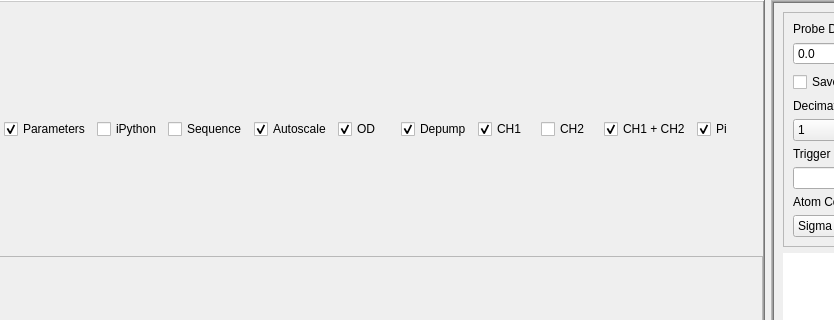
JeremyQO/GUI-Experiment, file widgets/STIRAP/gui.ui: the form before one commit; both pictures show x 247 to 1081 and y 0 to 320 of the 1308 by 753 pixel window.
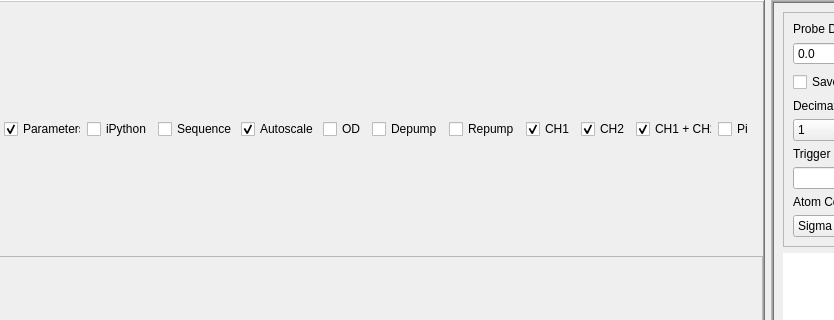
The form after the commit.

```diff
--- a/widgets/STIRAP/gui.ui
+++ b/widgets/STIRAP/gui.ui
@@ -142,12 +142,12 @@
             <string>OD</string>
            </property>
            <property name="checked">
-            <bool>true</bool>
+            <bool>false</bool>
            </property>
           </widget>
          </item>
          <item>
-          <widget class="QCheckBox" name="checkBox_Repump">
+          <widget class="QCheckBox" name="checkBox_Depump">
            <property name="maximumSize">
             <size>
              <width>16777215</width>
@@ -158,7 +158,14 @@
             <string>Depump</string>
            </property>
            <property name="checked">
-            <bool>true</bool>
+            <bool>false</bool>
+           </property>
+          </widget>
+         </item>
+         <item>
+          <widget class="QCheckBox" name="checkBox_Repump">
+           <property name="text">
+            <string>Repump</string>
            </property>
           </widget>
          </item>
@@ -193,7 +200,7 @@
             <string>CH2</string>
            </property>
            <property name="checked">
-            <bool>false</bool>
+            <bool>true</bool>
            </property>
           </widget>
          </item>
@@ -219,7 +226,7 @@
             <string>Pi</string>
            </property>
            <property name="checked">
-            <bool>true</bool>
+            <bool>false</bool>
            </property>
           </widget>
          </item>
```
